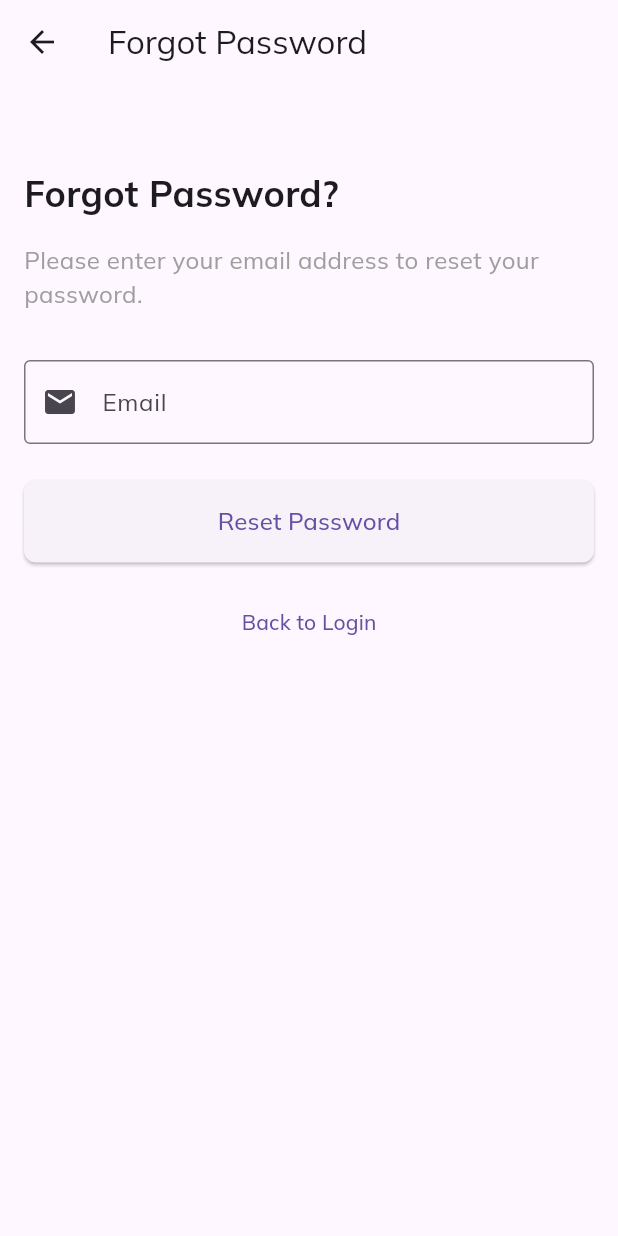
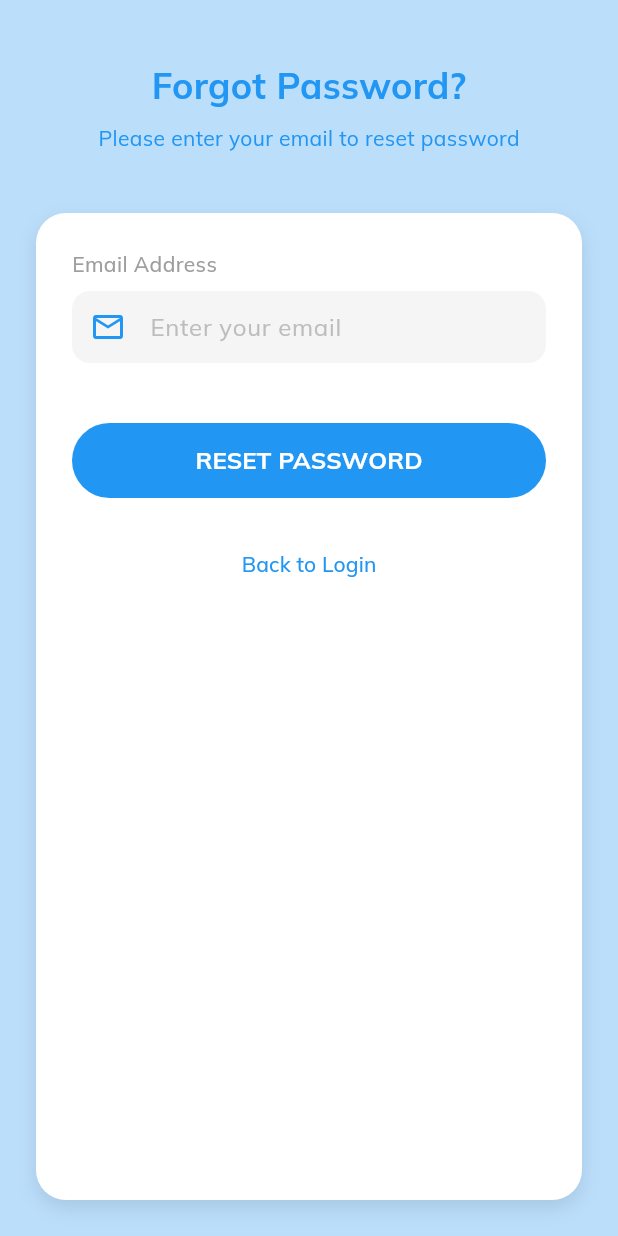
Before and after one commit to Unubold864/diplom, a Flutter app: the ForgetPassword screen opened directly, on a phone screen of 412 x 824 dp. Run offline on Flutter 3.47's test engine with Material 3 defaults, Android fonts, the phone set to English and light mode, and no system bars; our stand-ins replace google_fonts, lottie; missing offline and left inert: ionicons_named.

Commit message:
Update forget_password.dart

```diff
--- a/travel/frontend/lib/pages/forget_password.dart
+++ b/travel/frontend/lib/pages/forget_password.dart
@@ -1,51 +1,151 @@
 import 'package:flutter/material.dart';
-import 'package:frontend/pages/login.dart';
+import 'package:http/http.dart' as http;
+import 'dart:convert';
+import 'login.dart';
 
-class ForgetPassword extends StatelessWidget {
-  const ForgetPassword({Key? key}) : super(key: key);
+class ForgetPassword extends StatefulWidget {
+  const ForgetPassword({super.key});
+
+  @override
+  _ForgetPasswordState createState() => _ForgetPasswordState();
+}
+
+class _ForgetPasswordState extends State<ForgetPassword> {
+  final _emailController = TextEditingController();
+  final _formKey = GlobalKey<FormState>();
+
+  @override
+  void dispose() {
+    _emailController.dispose();
+    super.dispose();
+  }
+
+  Future<void> _resetPassword(BuildContext context) async {
+    if (!_formKey.currentState!.validate()) {
+      return;
+    }
+
+    final url = Uri.parse('http://127.0.0.1:8000/api/password-reset/');
+    print("Sending POST request to: $url");
+    print("Request body: ${json.encode({
+      'email': _emailController.text,
+    })}");
+
+    try {
+      final response = await http.post(
+        url,
+        headers: {'Content-Type': 'application/json'},
+        body: json.encode({
+          'email': _emailController.text,
+        }),
+      );
+
+      print("Response status code: ${response.statusCode}");
+      print("Response body: ${response.body}");
+
+      if (response.statusCode == 200) {
+        ScaffoldMessenger.of(context).showSnackBar(
+          const SnackBar(content: Text('Password reset link sent to your email!')),
+        );
+
+        // Navigate back to login page
+        Navigator.pushReplacement(
+          context,
+          MaterialPageRoute(builder: (context) => const Login()),
+        );
+      } else {
+        ScaffoldMessenger.of(context).showSnackBar(
+          SnackBar(content: Text('Password reset failed: ${response.body}')),
+        );
+      }
+    } catch (e) {
+      print("Error: $e");
+      ScaffoldMessenger.of(context).showSnackBar(
+        const SnackBar(content: Text('Error: Unable to connect to the server')),
+      );
+    }
+  }
 
   @override
   Widget build(BuildContext context) {
-    final _formKey = GlobalKey<FormState>();
-    final _emailController = TextEditingController();
-
     return Scaffold(
-      appBar: AppBar(
-        title: const Text('Forgot Password'),
-        leading: IconButton(
-          icon: const Icon(Icons.arrow_back),
-          onPressed: () {
-            Navigator.pop(context); // Go back to the previous screen
-          },
+      backgroundColor: const Color(0xFFBBDEFB), // Light blue background to match login
+      body: SafeArea(
+        child: Column(
+          children: [
+            const SizedBox(height: 40),
+            // Header Text
+            const Text(
+              'Forgot Password?',
+              style: TextStyle(
+                fontSize: 24,
+                fontWeight: FontWeight.bold,
+                color: Colors.blue,
               ),
             ),
-      body: Padding(
-        padding: const EdgeInsets.all(16.0),
+            const SizedBox(height: 8),
+            const Text(
+              'Please enter your email to reset password',
+              style: TextStyle(
+                fontSize: 14,
+                color: Colors.blue,
+              ),
+            ),
+            const SizedBox(height: 40),
+
+            // Main Card
+            Expanded(
+              child: Container(
+                width: double.infinity,
+                margin: const EdgeInsets.symmetric(horizontal: 24),
+                decoration: BoxDecoration(
+                  color: Colors.white,
+                  borderRadius: BorderRadius.circular(20),
+                  boxShadow: [
+                    BoxShadow(
+                      color: Colors.black.withOpacity(0.1),
+                      blurRadius: 10,
+                      offset: const Offset(0, 5),
+                    ),
+                  ],
+                ),
                 child: Form(
                   key: _formKey,
+                  child: Padding(
+                    padding: const EdgeInsets.all(24),
                     child: SingleChildScrollView(
                       child: Column(
                         crossAxisAlignment: CrossAxisAlignment.start,
                         children: [
-                const SizedBox(height: 40),
+                          // Email Field
                           const Text(
-                  'Forgot Password?',
-                  style: TextStyle(fontSize: 24, fontWeight: FontWeight.bold),
+                            'Email Address',
+                            style: TextStyle(
+                              fontSize: 14,
+                              fontWeight: FontWeight.w500,
+                              color: Colors.grey,
                             ),
-                const SizedBox(height: 16),
-                const Text(
-                  'Please enter your email address to reset your password.',
-                  style: TextStyle(fontSize: 16, color: Colors.grey),
                           ),
-                const SizedBox(height: 32),
-
-                // Email Field
+                          const SizedBox(height: 8),
                           TextFormField(
                             controller: _emailController,
-                  decoration: const InputDecoration(
-                    labelText: 'Email',
-                    border: OutlineInputBorder(),
-                    prefixIcon: Icon(Icons.email),
+                            decoration: InputDecoration(
+                              hintText: 'Enter your email',
+                              hintStyle: TextStyle(color: Colors.grey.shade400),
+                              prefixIcon: const Icon(
+                                Icons.email_outlined,
+                                color: Colors.blue,
+                              ),
+                              filled: true,
+                              fillColor: Colors.grey.shade100,
+                              border: OutlineInputBorder(
+                                borderRadius: BorderRadius.circular(12),
+                                borderSide: BorderSide.none,
+                              ),
+                              contentPadding: const EdgeInsets.symmetric(
+                                horizontal: 16,
+                                vertical: 12,
+                              ),
                             ),
                             keyboardType: TextInputType.emailAddress,
                             validator: (value) {
@@ -58,51 +158,51 @@ class ForgetPassword extends StatelessWidget {
                               return null;
                             },
                           ),
-                const SizedBox(height: 24),
+                          const SizedBox(height: 40),
 
                           // Reset Password Button
                           SizedBox(
                             width: double.infinity,
+                            height: 50,
                             child: ElevatedButton(
-                    onPressed: () {
-                      if (_formKey.currentState!.validate()) {
-                        // Perform password reset logic here
-                        ScaffoldMessenger.of(context).showSnackBar(
-                          const SnackBar(
-                            content: Text(
-                              'Password reset link sent to your email!',
+                              onPressed: () => _resetPassword(context),
+                              style: ElevatedButton.styleFrom(
+                                backgroundColor: Colors.blue,
+                                foregroundColor: Colors.white,
+                                shape: RoundedRectangleBorder(
+                                  borderRadius: BorderRadius.circular(25),
                                 ),
-                          ),
-                        );
-
-                        // Optionally, navigate back to the login page
-                        Navigator.pop(context);
-                      }
-                    },
-                    style: ElevatedButton.styleFrom(
-                      padding: const EdgeInsets.symmetric(vertical: 16),
-                      shape: RoundedRectangleBorder(
-                        borderRadius: BorderRadius.circular(8),
-                      ),
+                                elevation: 0,
                               ),
                               child: const Text(
-                      'Reset Password',
-                      style: TextStyle(fontSize: 16),
+                                'RESET PASSWORD',
+                                style: TextStyle(
+                                  fontSize: 16,
+                                  fontWeight: FontWeight.bold,
                                 ),
                               ),
                             ),
-                const SizedBox(height: 16),
+                          ),
 
-                // Back to Login Link
+                          const SizedBox(height: 20),
+
+                          // Back to Login
                           Center(
                             child: TextButton(
                               onPressed: () {
-                      Navigator.push(
+                                Navigator.pushReplacement(
                                   context,
                                   MaterialPageRoute(builder: (context) => const Login()),
                                 );
                               },
-                    child: const Text('Back to Login'),
+                              child: const Text(
+                                'Back to Login',
+                                style: TextStyle(
+                                  fontSize: 14,
+                                  color: Colors.blue,
+                                  fontWeight: FontWeight.w500,
+                                ),
+                              ),
                             ),
                           ),
                         ],
@@ -110,6 +210,12 @@ class ForgetPassword extends StatelessWidget {
                     ),
                   ),
                 ),
+              ),
+            ),
+            const SizedBox(height: 24),
+          ],
+        ),
+      ),
     );
   }
 }
```
Also changed, not shown: travel/frontend/lib/pages/login.dart (+37 -24 lines). Lines whose indentation alone changed are shown as unchanged.
